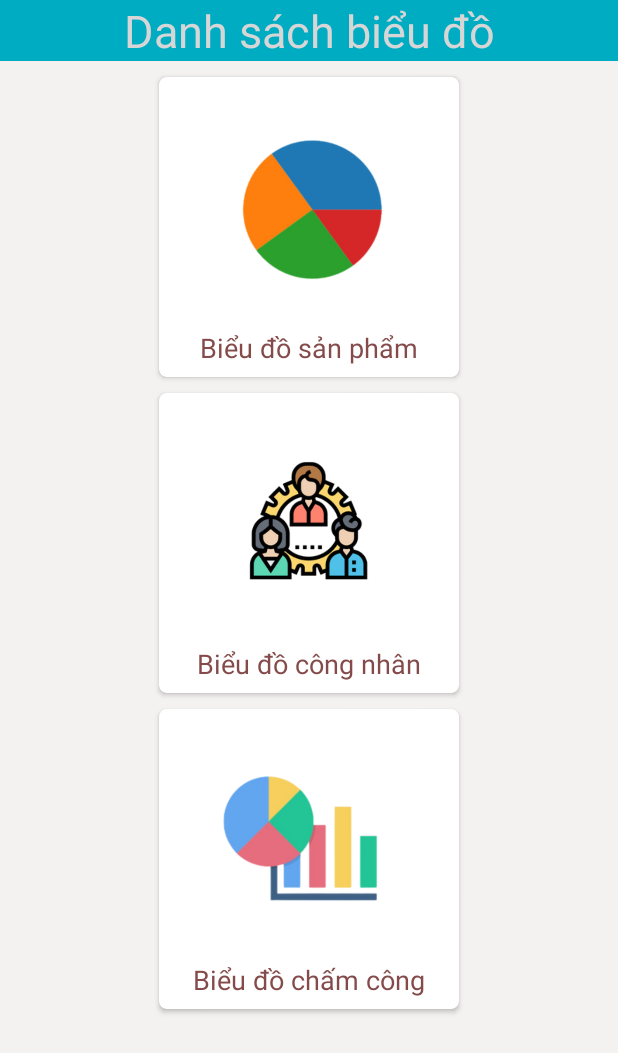
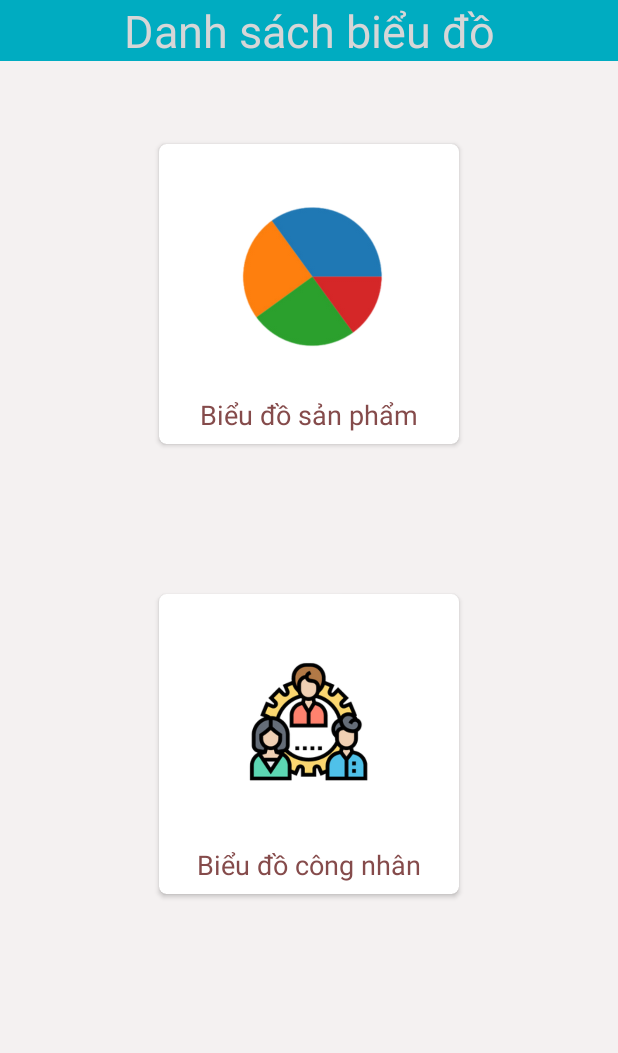
Before and after one commit to nvnptit/MobileGK17, an Android app: the fragment BieuDoFragment shown on its own in the app's theme, on a phone screen of 412 x 824 dp. Shown: the top 1053 px of the screen. Run offline under Robolectric (Android 15) with nearby library versions, the phone set to English and light mode, and no system bars.

```diff
--- a/app/src/main/AndroidManifest.xml
+++ b/app/src/main/AndroidManifest.xml
@@ -61,7 +61,7 @@
             android:name=".activity.ChiTietSanPhamActivity"
             android:exported="false" />
         <activity
-            android:name=".activity.ThemMoiActivity"
+            android:name=".activity.ThemMoiSPActivity"
             android:exported="false" />
         <activity
             android:name=".activity.ChartActivity"
--- a/app/src/main/java/com/nvn/mobilegk17/activity/ThemMoiActivity.java
+++ b/app/src/main/java/com/nvn/mobilegk17/activity/ThemMoiSPActivity.java
@@ -28,9 +28,9 @@ import com.nvn.mobilegk17.model.SanPham;
 import com.nvn.mobilegk17.util.Utils;
 import com.squareup.picasso.Picasso;
 
-public class ThemMoiActivity extends AppCompatActivity {
+public class ThemMoiSPActivity extends AppCompatActivity {
     private static final int MY_REQUEST_CODE = 18;
-    private static final String MY_TAG = ThemMoiActivity.class.toString();
+    private static final String MY_TAG = ThemMoiSPActivity.class.toString();
     Toolbar toolbar;
     Button btnThem, btnDatLai;
 
@@ -49,7 +49,7 @@ public class ThemMoiActivity extends AppCompatActivity {
     @Override
     protected void onCreate(Bundle savedInstanceState) {
         super.onCreate(savedInstanceState);
-        setContentView(R.layout.activity_them_moi);
+        setContentView(R.layout.activity_them_moi_sp);
         setControl();
         tvMaSP.setFocusable(true);
         setEvent();
--- a/app/src/main/java/com/nvn/mobilegk17/database/DbSanPham.java
+++ b/app/src/main/java/com/nvn/mobilegk17/database/DbSanPham.java
@@ -22,7 +22,7 @@ public class DbSanPham extends SQLiteOpenHelper {
 
     @Override
     public void onCreate(SQLiteDatabase sqLiteDatabase) {
-        String sql = "CREATE TABLE tbSanPham (MASP text PRIMARY KEY , TENSP text, DONGIA text, HINHSP text)";
+        String sql = "CREATE TABLE tbSanPham (MASP text , TENSP text, DONGIA text, HINHSP text)";
         sqLiteDatabase.execSQL(sql);
     }
 
--- a/app/src/main/java/com/nvn/mobilegk17/fragment/BieuDoFragment.java
+++ b/app/src/main/java/com/nvn/mobilegk17/fragment/BieuDoFragment.java
@@ -16,7 +16,7 @@ import com.nvn.mobilegk17.R;
 import com.nvn.mobilegk17.activity.ChartActivity;
 
 public class BieuDoFragment extends Fragment {
-    CardView bdSanPham,bdCongNhan,bdChamCong;
+    CardView bdSanPham,bdCongNhan;
     public BieuDoFragment() {
         // Required empty public constructor
     }
@@ -53,17 +53,10 @@ public class BieuDoFragment extends Fragment {
 
             }
         });
-        bdChamCong.setOnClickListener(new View.OnClickListener() {
-            @Override
-            public void onClick(View view) {
-
-            }
-        });
     }
 
     private void setControl() {
         bdSanPham = getActivity().findViewById(R.id.card1);
         bdCongNhan = getActivity().findViewById(R.id.card2);
-        bdChamCong = getActivity().findViewById(R.id.card3);
     }
 }
--- a/app/src/main/java/com/nvn/mobilegk17/fragment/CongNhanFragment.java
+++ b/app/src/main/java/com/nvn/mobilegk17/fragment/CongNhanFragment.java
@@ -107,6 +107,12 @@ public class CongNhanFragment extends Fragment {
 
 
 
+        });
+        searchView.setOnClickListener(new View.OnClickListener() {
+            @Override
+            public void onClick(View view) {
+                searchView.setIconified(false);
+            }
         });
         searchView.setOnQueryTextListener(new SearchView.OnQueryTextListener() {
             @Override
--- a/app/src/main/res/layout/activity_them_moi.xml
+++ b/app/src/main/res/layout/activity_them_moi_sp.xml
@@ -5,7 +5,7 @@
     android:layout_width="match_parent"
     android:layout_height="wrap_content"
     android:orientation="vertical"
-    tools:context=".activity.ThemMoiActivity">
+    tools:context=".activity.ThemMoiSPActivity">
 
     <androidx.appcompat.widget.Toolbar
         android:id="@+id/toolbar_themsanpham"
--- a/app/src/main/res/layout/fragment_bieu_do.xml
+++ b/app/src/main/res/layout/fragment_bieu_do.xml
@@ -63,27 +63,5 @@
                     android:textSize="18sp" />
             </LinearLayout>
         </androidx.cardview.widget.CardView>
-
-        <androidx.cardview.widget.CardView
-            android:id="@+id/card3"
-            app:cardCornerRadius="5dp"
-            style="@style/stylebieudo">
-
-            <LinearLayout style="@style/style_linear_mcv">
-                <ImageView
-                    android:layout_width="150dp"
-                    android:layout_height="150dp"
-                    android:layout_margin="5dp"
-                    android:src="@drawable/chart3" />
-                <TextView
-                    android:layout_width="wrap_content"
-                    android:layout_height="wrap_content"
-                    android:gravity="center"
-                    android:text="Biểu đồ chấm công"
-                    android:textColor="#854B4B"
-                    android:textSize="18sp" />
-            </LinearLayout>
-        </androidx.cardview.widget.CardView>
-
     </LinearLayout>
 </LinearLayout>
--- a/app/src/main/res/values/styles.xml
+++ b/app/src/main/res/values/styles.xml
@@ -21,7 +21,7 @@
         <item name="android:layout_width">200dp</item>
         <item name="android:layout_height">200dp</item>
         <item name="android:layout_gravity">center</item>
-        <item name="android:layout_margin">5dp</item>
+        <item name="android:layout_margin">50dp</item>
     </style>
 
     <style name="viewParent">
```
Also changed, not shown: app/src/main/java/com/nvn/mobilegk17/activity/ChamCongActivity.java (+6 -1 lines), app/src/main/java/com/nvn/mobilegk17/activity/ChiTietChamCongActivity.java (+7 -0 lines), app/src/main/java/com/nvn/mobilegk17/fragment/QuanLySanPhamFragment.java (+8 -3 lines).
